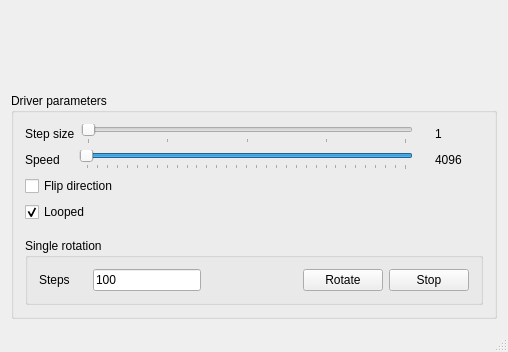
This is desktop_application/mainwindow.ui in marcin-waszak/stepper_motor_driver as Qt 5 draws it before an edit; both pictures show x 0 to 508 and y 318 to 670 of the 508 by 670 pixel window. The edited form follows.
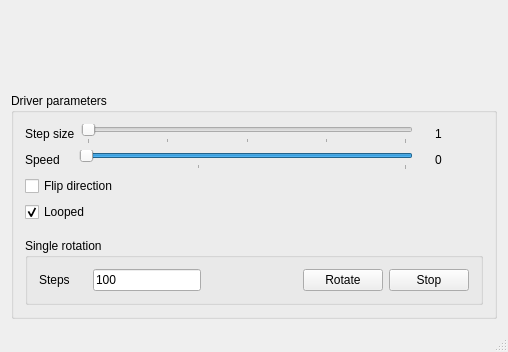
This is the edited form.

Diff of the .ui file:
```diff
--- a/desktop_application/mainwindow.ui
+++ b/desktop_application/mainwindow.ui
@@ -217,16 +217,16 @@
             <bool>true</bool>
            </property>
            <property name="minimum">
-            <number>16</number>
+            <number>4</number>
            </property>
            <property name="maximum">
-            <number>4096</number>
+            <number>200</number>
            </property>
            <property name="singleStep">
             <number>1</number>
            </property>
            <property name="value">
-            <number>4096</number>
+            <number>200</number>
            </property>
            <property name="tracking">
             <bool>true</bool>
@@ -273,7 +273,7 @@
             </size>
            </property>
            <property name="text">
-            <string>4096</string>
+            <string>0</string>
            </property>
           </widget>
          </item>
```
